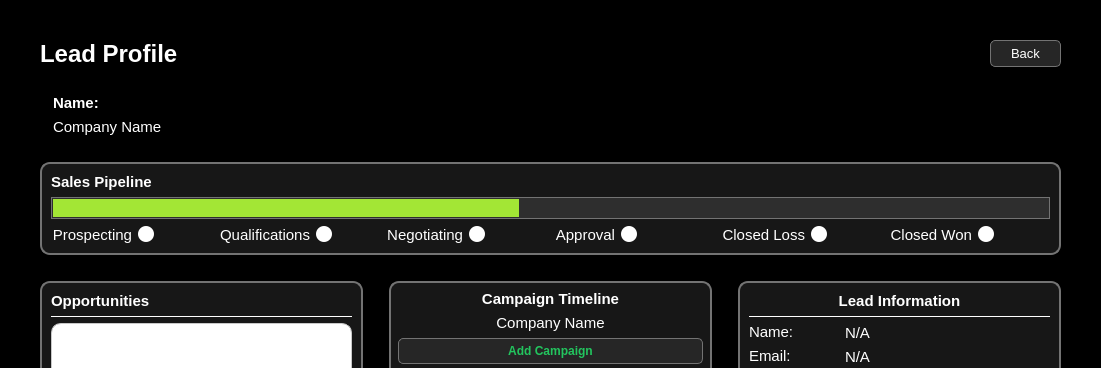
First picture: the form in CRM/views/ui/leads_profile.ui, repository ImGaby123/SalesOptimizer-CRM, before the edit; both pictures show x 0 to 1101 and y 0 to 368 of the 1101 by 975 pixel window.
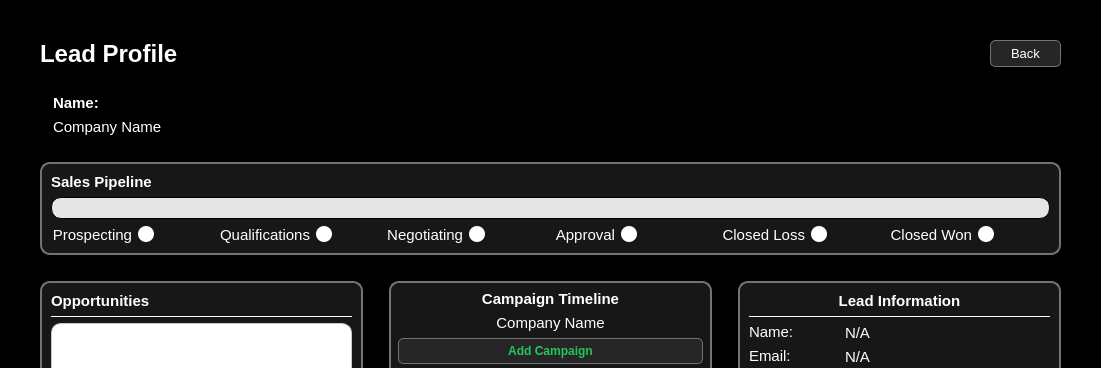
Second picture: the form after the edit. Icons and pictures are not drawn.

Commit message: LEAD PROFILE BAR BG COLOR TO WHITE

Patch:
```diff
--- a/CRM/views/ui/leads_profile.ui
+++ b/CRM/views/ui/leads_profile.ui
@@ -275,24 +275,19 @@
                 <widget class="QProgressBar" name="lead_status_bar">
                  <property name="styleSheet">
                   <string notr="true">QProgressBar {
-    background-color: #2e2e2e;
-    border: 1px solid #737373;
-    border-radius: 30px;
+    background-color: #E5E5E5;
+    border: 1px solid #000;
     text-align: center;
-    color: white;
-    font: 10pt &quot;Segoe UI&quot;;
     height: 20px;
 }
 
 QProgressBar::chunk {
     background-color: #A3E635;  /* Green chunk color */
-    border-radius: 80px;  /* Match the outer radius */
-    margin: 1px;
 }
 </string>
                  </property>
                  <property name="value">
-                  <number>47</number>
+                  <number>0</number>
                  </property>
                  <property name="format">
                   <string/>
```
The commit also changes 1 other file.
